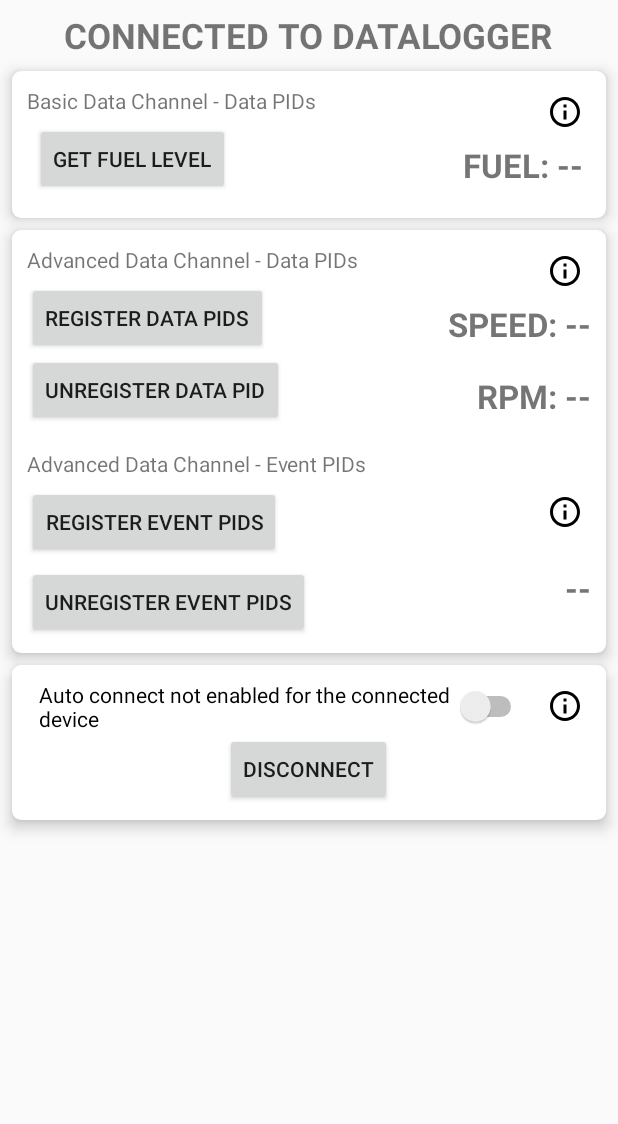
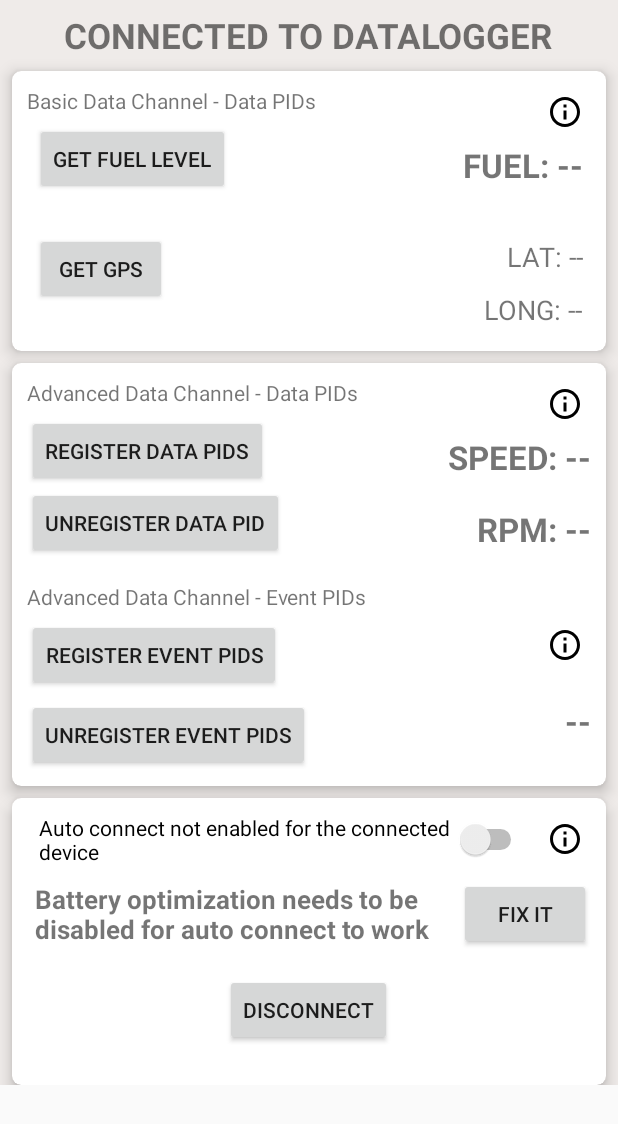
Before and after one commit to danlawinc/smartconnectsdk-android-sample-app, an Android app: the ConnectedActivity screen opened directly, with no data from a screen before it, on a phone screen of 412 x 824 dp. Shown: the top 1124 px of the screen. Run offline under Robolectric (Android 15) with nearby library versions, the phone set to English and light mode, and no system bars; our stand-ins replace EventBus; libraries missing offline, so code that uses them is left out: com.danlaw.smartconnectsdk; 6 statements that could not run were skipped.

Commit message:
added gps and battery optimization message

```diff
--- a/app/src/main/res/layout/activity_connected.xml
+++ b/app/src/main/res/layout/activity_connected.xml
@@ -1,10 +1,14 @@
 <?xml version="1.0" encoding="utf-8"?>
-<RelativeLayout xmlns:android="http://schemas.android.com/apk/res/android"
-    xmlns:app="http://schemas.android.com/apk/res-auto"
+<ScrollView
+    xmlns:android="http://schemas.android.com/apk/res/android"
     xmlns:tools="http://schemas.android.com/tools"
     android:layout_width="match_parent"
-    android:layout_height="match_parent"
-    app:cardBackgroundColor="@color/white"
+    android:layout_height="match_parent">
+<RelativeLayout
+    xmlns:app="http://schemas.android.com/apk/res-auto"
+    android:layout_width="match_parent"
+    android:layout_height="wrap_content"
+    android:background="@color/white"
     tools:context="com.danlaw.smartconnect.sdk.sampleapp.activity.ConnectedActivity">
 
     <TextView
@@ -18,7 +22,7 @@
         android:textSize="23sp"
         android:textStyle="bold" />
 
-    <android.support.v7.widget.CardView
+    <androidx.cardview.widget.CardView
         android:id="@+id/cardView2"
         android:layout_width="match_parent"
         android:layout_height="wrap_content"
@@ -50,11 +54,16 @@
                 android:padding="5dp"
                 app:srcCompat="@drawable/ic_info_outline_black_24dp" />
 
+            <RelativeLayout
+                android:layout_width="match_parent"
+                android:layout_height="wrap_content"
+                android:id="@+id/fuelContainer"
+                android:layout_below="@+id/basicString">
+
                 <Button
                     android:id="@+id/basicButton"
                     android:layout_width="wrap_content"
                     android:layout_height="wrap_content"
-                android:layout_below="@+id/basicString"
                     android:layout_margin="5dp"
                     android:onClick="onBasicRequestClicked"
                     android:text="Get Fuel Level" />
@@ -71,9 +80,46 @@
                     android:textStyle="bold" />
             </RelativeLayout>
 
-    </android.support.v7.widget.CardView>
+            <RelativeLayout
+                android:layout_width="match_parent"
+                android:layout_height="wrap_content"
+                android:id="@+id/gpsContainer"
+                android:layout_below="@+id/fuelContainer">
 
-    <android.support.v7.widget.CardView
+                <Button
+                    android:id="@+id/gpsButton"
+                    android:layout_width="wrap_content"
+                    android:layout_height="wrap_content"
+                    android:layout_margin="5dp"
+                    android:layout_centerVertical="true"
+                    android:onClick="onGPSClicked"
+                    android:text="Get GPS" />
+
+                <TextView
+                    android:id="@+id/latValue"
+                    android:layout_width="wrap_content"
+                    android:layout_height="wrap_content"
+                    android:layout_alignBottom="@+id/gpsButton"
+                    android:layout_alignParentEnd="true"
+                    android:layout_margin="5dp"
+                    android:text="LAT: --"
+                    android:textSize="18sp"/>
+
+                <TextView
+                    android:id="@+id/longValue"
+                    android:layout_width="wrap_content"
+                    android:layout_height="wrap_content"
+                    android:layout_below="@+id/latValue"
+                    android:layout_alignParentEnd="true"
+                    android:layout_margin="5dp"
+                    android:text="LONG: --"
+                    android:textSize="18sp" />
+            </RelativeLayout>
+        </RelativeLayout>
+
+    </androidx.cardview.widget.CardView>
+
+    <androidx.cardview.widget.CardView
         android:id="@+id/cardView4"
         android:layout_width="match_parent"
         android:layout_height="wrap_content"
@@ -196,9 +242,9 @@
                 android:textSize="22sp"
                 android:textStyle="bold" />
         </RelativeLayout>
-    </android.support.v7.widget.CardView>
+    </androidx.cardview.widget.CardView>
 
-    <android.support.v7.widget.CardView
+    <androidx.cardview.widget.CardView
         android:layout_width="match_parent"
         android:layout_height="wrap_content"
         android:layout_below="@+id/cardView4"
@@ -236,15 +282,43 @@
                 android:checked="false"
                 tools:checked="false" />
 
+                <LinearLayout
+                    android:id="@+id/batteryOptimizationContainer"
+                    android:layout_below="@+id/favSwitch"
+                    android:layout_width="match_parent"
+                    android:layout_marginTop="8dp"
+                    android:layout_height="wrap_content"
+                    android:gravity="center"
+                    android:orientation="horizontal">
+
+                    <TextView
+                        android:id="@+id/autoConnectBatteryHelp"
+                        android:layout_width="0dp"
+                        android:layout_height="wrap_content"
+                        android:layout_weight="2"
+                        android:paddingStart="5dp"
+                        android:paddingEnd="5dp"
+                        android:text="Battery optimization needs to be disabled for auto connect to work"
+                        android:textSize="17sp"
+                        android:textStyle="bold" />
+
                     <Button
                         android:layout_width="wrap_content"
                         android:layout_height="wrap_content"
-                android:layout_below="@id/favSwitch"
+                        android:onClick="onBatteryOptimizationClicked"
+                        android:text="Fix it" />
+
+                </LinearLayout>
+
+            <Button
+                android:layout_width="wrap_content"
+                android:layout_height="wrap_content"
+                android:layout_below="@id/batteryOptimizationContainer"
                 android:layout_centerHorizontal="true"
-                android:layout_marginStart="8dp"
-                android:layout_marginEnd="8dp"
+                android:layout_margin="16dp"
                 android:onClick="onDisconnectClicked"
                 android:text="Disconnect" />
         </RelativeLayout>
-    </android.support.v7.widget.CardView>
+    </androidx.cardview.widget.CardView>
 </RelativeLayout>
+</ScrollView>
```
Lines whose indentation alone changed are shown as unchanged.
